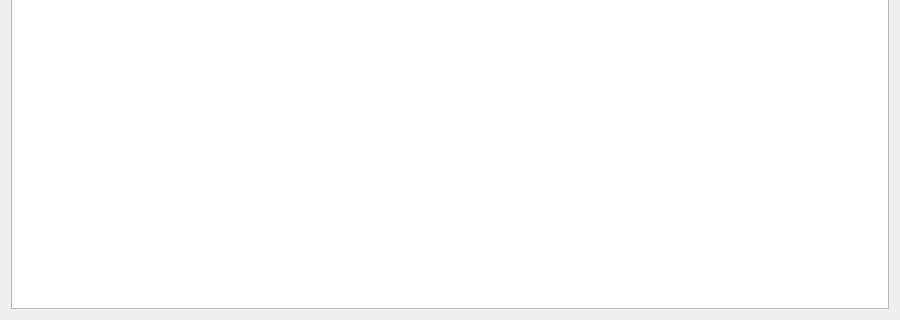
Qt form ui/DiskInfoPage.ui (rakehellsx/MaliciousDetector) before a commit; both pictures show x 0 to 900 and y 280 to 600 of the 900 by 600 pixel window.
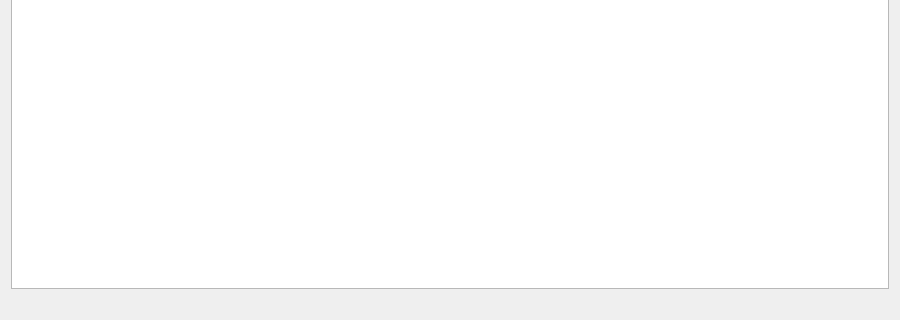
The same form after that commit.

Commit message: fix: 修复所有 .ui 控件名与源码 findChild 不一致导致的段错误

The edit to the form file:
```diff
--- a/ui/DiskInfoPage.ui
+++ b/ui/DiskInfoPage.ui
@@ -69,6 +69,11 @@
      <column><property name="text"><string>盘符</string></property></column><column><property name="text"><string>类型</string></property></column><column><property name="text"><string>文件系统</string></property></column><column><property name="text"><string>总大小(GB)</string></property></column><column><property name="text"><string>可用(GB)</string></property></column><column><property name="text"><string>使用率</string></property></column>
     </widget>
   </item>
+  <item>
+   <widget class="QLabel" name="m_lblStatus">
+     <property name="text"><string></string></property>
+    </widget>
+  </item>
 </layout>
  </widget>
 </ui>
```
The commit also changes 6 other files.
